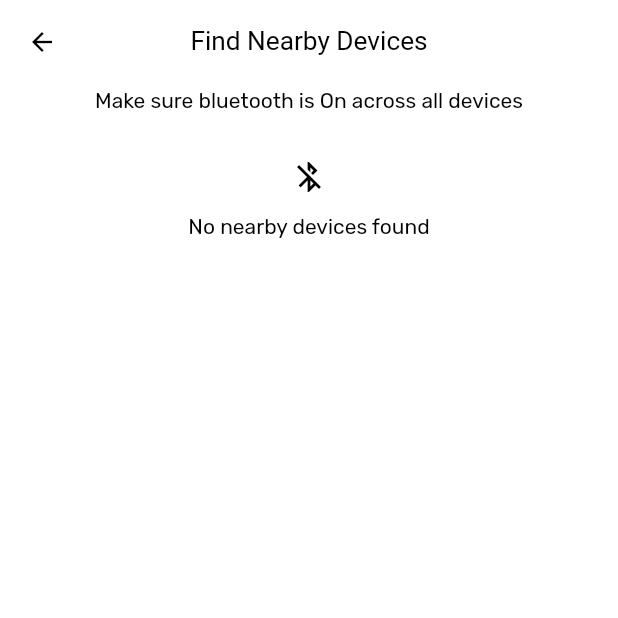
After one commit to TheCodeDaniel/flu-share, a Flutter app: the screen it shows after launch, after a tap on "Send a file", on a phone screen of 412 x 824 dp, the top half of it. The commit adds this screen. Run offline on Flutter 3.47's test engine with Material 3 defaults, Android fonts, the phone set to English and light mode, and no system bars; our stand-ins replace flutter_blue_plus, iconsax, permission_handler.

Commit message:
feat: BLE device scanning

```diff
--- a/lib/app.dart
+++ b/lib/app.dart
@@ -1,10 +1,12 @@
 import 'package:flushare/src/config/theme/app_theme.dart';
 import 'package:flushare/src/features/home/presentation/pages/select_transfer_option_view.dart';
 import 'package:flutter/material.dart';
+import 'package:flutter_blue_plus/flutter_blue_plus.dart';
 
 class AppInit {
   static void initializeAll() async {
     AppTheme().systemUiOverlay;
+    FlutterBluePlus.setLogLevel(LogLevel.verbose, color: true);
   }
 }
 
--- a/lib/src/features/home/presentation/widgets/send_section_view.dart
+++ b/lib/src/features/home/presentation/widgets/send_section_view.dart
@@ -1,5 +1,7 @@
 import 'package:flushare/src/core/constants/bool_modes.dart';
 import 'package:flushare/src/core/constants/strings.dart';
+import 'package:flushare/src/core/utils/navigation_extension.dart';
+import 'package:flushare/src/features/scan/presentation/pages/ble_scan_view.dart';
 import 'package:flutter/material.dart';
 import 'package:iconsax/iconsax.dart';
 
@@ -9,7 +11,9 @@ class SendSectionView extends StatelessWidget {
   @override
   Widget build(BuildContext context) {
     Size size = MediaQuery.sizeOf(context);
-    return Container(
+    return GestureDetector(
+      onTap: () => context.push(BleScanView()),
+      child: Container(
         height: kIsDesktop ? size.height * 0.5 : size.height * 0.4,
         width: size.width,
         decoration: BoxDecoration(color: Colors.black),
@@ -35,6 +39,7 @@ class SendSectionView extends StatelessWidget {
             ),
           ),
         ),
+      ),
     );
   }
 }
--- /dev/null
+++ b/lib/src/features/scan/presentation/pages/ble_scan_view.dart
@@ -0,0 +1,132 @@
+import 'package:flushare/src/config/theme/app_colors.dart';
+import 'package:flushare/src/core/network/ble_handler.dart';
+import 'package:flushare/src/features/scan/services/ble_permission_helper.dart';
+import 'package:flutter/material.dart';
+import 'package:flutter_blue_plus/flutter_blue_plus.dart';
+
+class BleScanView extends StatefulWidget {
+  const BleScanView({super.key});
+
+  @override
+  State<BleScanView> createState() => _BleScanViewState();
+}
+
+class _BleScanViewState extends State<BleScanView> {
+  BlePermissionHelper blePermissionHelper = BlePermissionHelper();
+  ScrollController scrollController = ScrollController();
+
+  @override
+  void initState() {
+    blePermissionHelper.checkBluetoothAndPermissions(context);
+    super.initState();
+  }
+
+  @override
+  void dispose() {
+    FlutterBluePlus.stopScan();
+    super.dispose();
+  }
+
+  @override
+  Widget build(BuildContext context) {
+    return Scaffold(
+      appBar: AppBar(
+        title: Text("Find Nearby Devices"),
+        centerTitle: true,
+      ),
+      body: SafeArea(
+        child: Container(
+          color: Colors.white,
+          padding: EdgeInsets.symmetric(horizontal: 40),
+          child: SingleChildScrollView(
+            child: Column(
+              children: [
+                Center(
+                  child: Text("Make sure bluetooth is On across all devices"),
+                ),
+                SizedBox(height: 30),
+                StreamBuilder(
+                  stream: BleHandler().scanResults,
+                  builder: (context, snapshot) {
+                    //
+                    if (snapshot.connectionState == ConnectionState.waiting &&
+                        (snapshot.data == null || snapshot.data!.isEmpty)) {
+                      return const Center(
+                        child: CircularProgressIndicator.adaptive(),
+                      );
+                    }
+
+                    //
+                    if (snapshot.hasData) {
+                      List<ScanResult>? scanList = snapshot.data;
+
+                      if (scanList == null || scanList.isEmpty) {
+                        return Center(
+                          child: Column(
+                            mainAxisSize: MainAxisSize.min,
+                            children: [
+                              Icon(
+                                Icons.bluetooth_disabled,
+                              ),
+                              SizedBox(height: 10),
+                              Text("No nearby devices found"),
+                            ],
+                          ),
+                        );
+                      }
+
+                      return Container(
+                        height: MediaQuery.sizeOf(context).height * 0.8,
+                        width: MediaQuery.sizeOf(context).width,
+                        decoration: BoxDecoration(
+                          color: Colors.white,
+                          borderRadius: BorderRadius.circular(10),
+                          boxShadow: [
+                            BoxShadow(
+                              blurRadius: 10,
+                              spreadRadius: 10,
+                              color: AppColors.kGrey,
+                            ),
+                          ],
+                        ),
+                        child: Scrollbar(
+                          controller: scrollController,
+                          child: ListView.separated(
+                            controller: scrollController,
+                            itemCount: scanList.length,
+                            separatorBuilder: (context, index) {
+                              return Divider();
+                            },
+                            itemBuilder: (context, index) {
+                              ScanResult result = scanList[index];
+                              return ListTile(
+                                onTap: () {},
+                                title: Text(result.device.advName.isEmpty
+                                    ? 'unknown-device'
+                                    : result.device.advName),
+                                subtitle: Text(
+                                  result.rssi.toString(),
+                                ),
+                              );
+                            },
+                          ),
+                        ),
+                      );
+                    }
+
+                    //
+                    return Center(
+                      child: Text(
+                        "Could not find nearby devices",
+                      ),
+                    );
+                  },
+                )
+              ],
+            ),
+          ),
+        ),
+      ),
+    );
+  }
+}
--- /dev/null
+++ b/lib/src/features/scan/services/ble_permission_helper.dart
@@ -0,0 +1,105 @@
+import 'dart:io';
+
+import 'package:flushare/src/core/utils/navigation_extension.dart';
+import 'package:flutter/material.dart';
+import 'package:permission_handler/permission_handler.dart';
+import 'package:flutter_blue_plus/flutter_blue_plus.dart';
+import 'package:flushare/src/core/network/ble_handler.dart';
+
+class BlePermissionHelper {
+  BleHandler ble = BleHandler();
+
+  Future<void> checkBluetoothAndPermissions(BuildContext context) async {
+    var bluetoothState = await FlutterBluePlus.adapterState.first;
+    if (bluetoothState != BluetoothAdapterState.on) {
+      return;
+    }
+
+    if (context.mounted) await requestPermissionsAndStartScan(context);
+  }
+
+  Future<void> requestPermissionsAndStartScan(BuildContext context) async {
+    bool permissionsGranted = true;
+
+    if (!Platform.isMacOS && !Platform.isLinux) {
+      final bluetoothStatus = await Permission.bluetooth.status;
+      if (bluetoothStatus.isGranted == false) {
+        final bluetoothPermission = await Permission.bluetooth.request();
+        if (!bluetoothPermission.isGranted) {
+          permissionsGranted = false;
+          debugPrint("Bluetooth permission denied");
+        }
+      }
+    }
+
+    if (Platform.isAndroid) {
+      final bluetoothScanStatus = await Permission.bluetoothScan.status;
+      if (bluetoothScanStatus.isGranted == false) {
+        final bluetoothScanPermission =
+            await Permission.bluetoothScan.request();
+        if (!bluetoothScanPermission.isGranted) {
+          permissionsGranted = false;
+          debugPrint("Bluetooth scan permission denied");
+        }
+      }
+    }
+
+    if (Platform.isAndroid) {
+      final bluetoothConnectStatus = await Permission.bluetoothConnect.status;
+      if (bluetoothConnectStatus.isGranted == false) {
+        final bluetoothConnectPermission =
+            await Permission.bluetoothConnect.request();
+        if (!bluetoothConnectPermission.isGranted) {
+          permissionsGranted = false;
+          debugPrint("Bluetooth connect permission denied");
+        }
+      }
+    }
+
+    if (!Platform.isMacOS && !Platform.isLinux) {
+      final locationStatus = await Permission.locationWhenInUse.status;
+      if (locationStatus.isGranted == false) {
+        final locationPermission = await Permission.locationWhenInUse.request();
+        if (!locationPermission.isGranted) {
+          permissionsGranted = false;
+          debugPrint("Location permission denied");
+        }
+      }
+    }
+
+    if (permissionsGranted) {
+      debugPrint("All permissions granted, starting scan");
+      ble.startScan();
+    } else {
+      debugPrint("Not all permissions were granted");
+      if(context.mounted) showPermissionDeniedDialog(context);
+    }
+  }
+
+  void showPermissionDeniedDialog(BuildContext context) {
+    showDialog(
+      context: context,
+      builder: (context) => AlertDialog(
+        title: const Text("Permissions Required"),
+        content: const Text(
+          "The app requires certain permissions to function. Please grant the necessary permissions in the app settings.",
+        ),
+        actions: [
+          TextButton(
+            onPressed: () {
+              context.pop();
+              openAppSettings();
+            },
+            child: const Text("Open Settings"),
+          ),
+          TextButton(
+            onPressed: () {
+              context.pop();
+            },
+            child: const Text("Cancel"),
+          ),
+        ],
+      ),
+    );
+  }
+}
```
Lines whose indentation alone changed are shown as unchanged.
